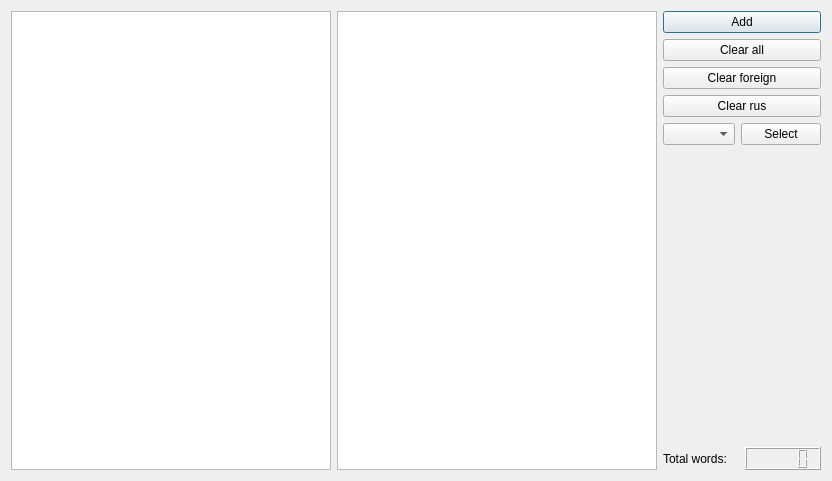
Sautenko-Andrey/learn_words_app, file Learn_Words_App_0_0_1/addword.ui: the form before one commit.
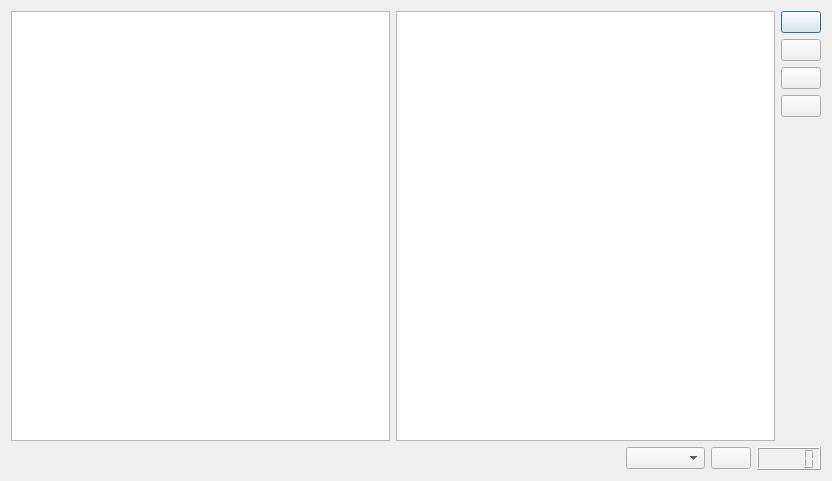
The form after the commit.

Commit message: New buttons design

```diff
--- a/Learn_Words_App_0_0_1/addword.ui
+++ b/Learn_Words_App_0_0_1/addword.ui
@@ -13,7 +13,9 @@
   <property name="windowTitle">
    <string>Add a new word</string>
   </property>
-  <layout class="QHBoxLayout" name="horizontalLayout_5">
+  <layout class="QVBoxLayout" name="verticalLayout_4">
+   <item>
+    <layout class="QVBoxLayout" name="verticalLayout_3">
    <item>
     <layout class="QHBoxLayout" name="horizontalLayout_4">
      <item>
@@ -23,7 +25,8 @@
          <property name="font">
           <font>
            <pointsize>14</pointsize>
-           <bold>true</bold>
+             <italic>true</italic>
+             <bold>false</bold>
           </font>
          </property>
         </widget>
@@ -33,7 +36,8 @@
          <property name="font">
           <font>
            <pointsize>14</pointsize>
-           <bold>true</bold>
+             <italic>true</italic>
+             <bold>false</bold>
           </font>
          </property>
         </widget>
@@ -41,20 +45,20 @@
       </layout>
      </item>
      <item>
-      <layout class="QVBoxLayout" name="verticalLayout_3">
+        <layout class="QVBoxLayout" name="verticalLayout_2">
        <item>
         <layout class="QVBoxLayout" name="verticalLayout">
          <item>
           <widget class="QPushButton" name="addButton">
            <property name="text">
-            <string>Add</string>
+              <string/>
            </property>
           </widget>
          </item>
          <item>
           <widget class="QPushButton" name="clearLinesButton">
            <property name="text">
-            <string>Clear all</string>
+              <string/>
            </property>
            <property name="shortcut">
             <string>Ctrl+D</string>
@@ -64,30 +68,14 @@
          <item>
           <widget class="QPushButton" name="clearForeignButton">
            <property name="text">
-            <string>Clear foreign</string>
+              <string/>
            </property>
           </widget>
          </item>
          <item>
           <widget class="QPushButton" name="clearRusButton">
            <property name="text">
-            <string>Clear rus</string>
-           </property>
-          </widget>
-         </item>
-        </layout>
-       </item>
-       <item>
-        <layout class="QVBoxLayout" name="verticalLayout_2">
-         <item>
-          <layout class="QHBoxLayout" name="horizontalLayout_3">
-           <item>
-            <widget class="QComboBox" name="modeComboBox"/>
-           </item>
-           <item>
-            <widget class="QPushButton" name="selectButton">
-             <property name="text">
-              <string>Select</string>
+              <string/>
              </property>
             </widget>
            </item>
@@ -101,26 +89,52 @@
            <property name="sizeHint" stdset="0">
             <size>
              <width>20</width>
-             <height>118</height>
+             <height>78</height>
             </size>
            </property>
           </spacer>
+         </item>
+        </layout>
+       </item>
+      </layout>
          </item>
          <item>
           <layout class="QHBoxLayout" name="horizontalLayout">
            <item>
-            <widget class="QLabel" name="counterLabel">
+        <spacer name="horizontalSpacer_2">
+         <property name="orientation">
+          <enum>Qt::Horizontal</enum>
+         </property>
+         <property name="sizeHint" stdset="0">
+          <size>
+           <width>288</width>
+           <height>20</height>
+          </size>
+         </property>
+        </spacer>
+       </item>
+       <item>
+        <layout class="QHBoxLayout" name="horizontalLayout_3">
+         <item>
+          <widget class="QComboBox" name="modeComboBox">
+           <property name="font">
+            <font>
+             <bold>true</bold>
+            </font>
+           </property>
+          </widget>
+         </item>
+         <item>
+          <widget class="QPushButton" name="selectButton">
              <property name="text">
-              <string>Total words: </string>
-             </property>
-            </widget>
+            <string/>
+           </property>
+          </widget>
+         </item>
+        </layout>
            </item>
            <item>
             <widget class="QLCDNumber" name="lcdNumber"/>
-           </item>
-          </layout>
-         </item>
-        </layout>
        </item>
       </layout>
      </item>
```
Lines whose indentation alone changed are shown as unchanged. The commit also changes 24 other files.
